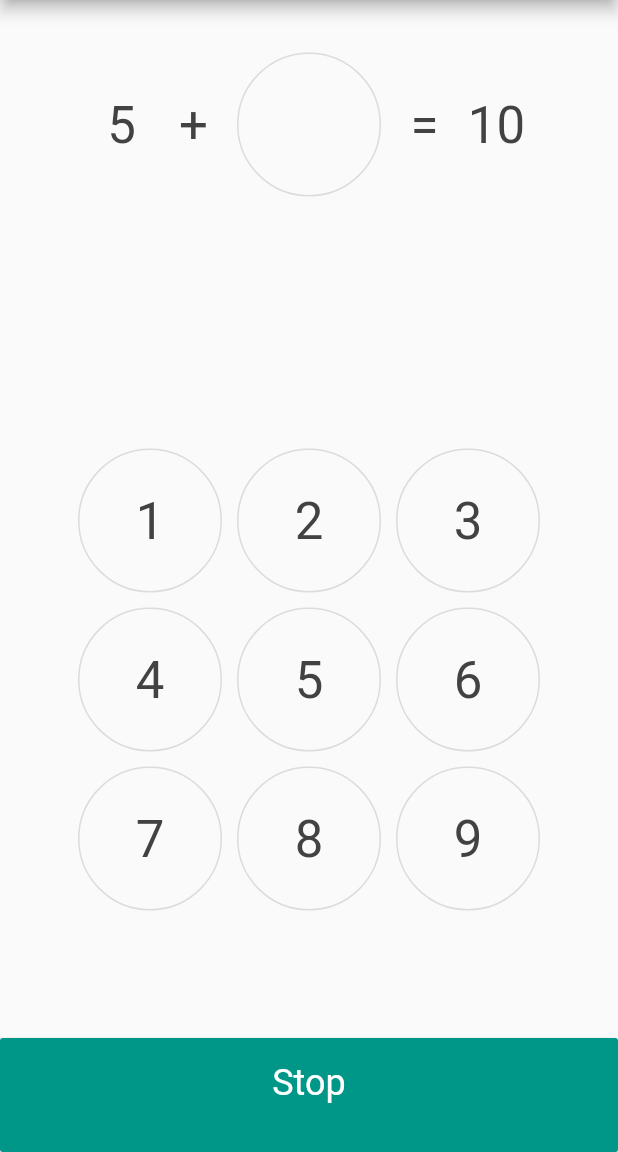
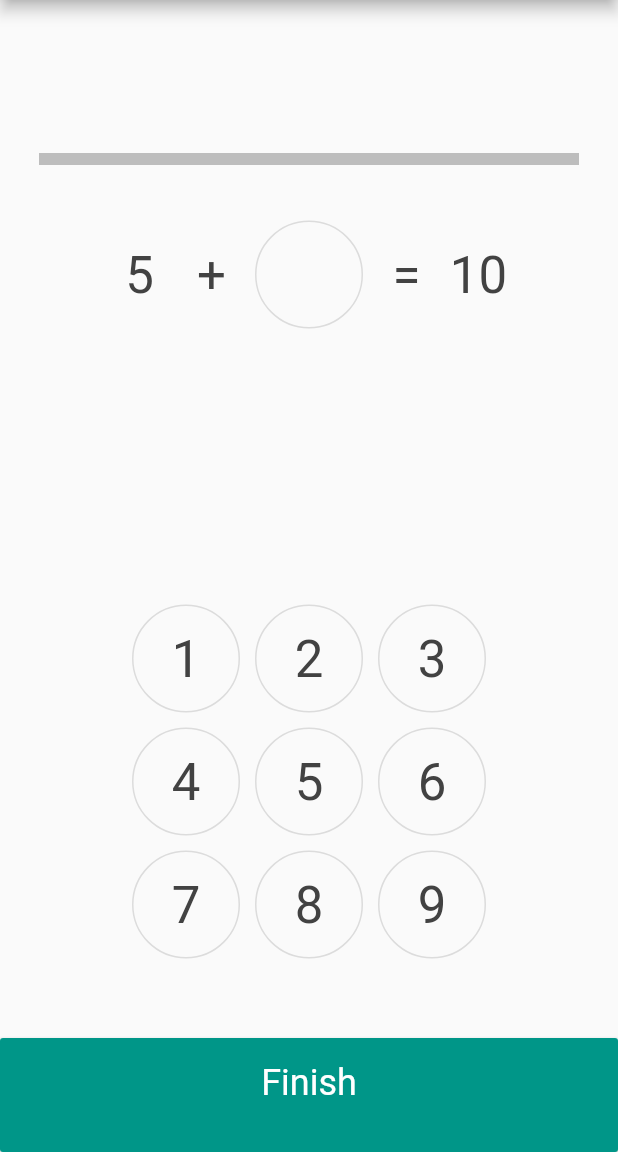
Before and after one commit to purposebakery/numberbonds, a Flutter app: the screen it shows after launch, after a tap on "Start", on a phone screen of 412 x 824 dp, the part 84-1236 px from its top. Run offline on Flutter 3.47's test engine with Material 2 defaults, Android fonts, the phone set to English and light mode, and no system bars; drawn by our look-alikes of percent_indicator; our stand-ins replace lottie, shared_preferences.

Commit message:
more storage and goal setting

```diff
--- a/lib/pages/home/HomePage.dart
+++ b/lib/pages/home/HomePage.dart
@@ -3,8 +3,11 @@ import 'package:flutter/widgets.dart';
 import 'package:numberbonds/common/BaseState.dart';
 import 'package:numberbonds/model/NumberBondStatistics.dart';
 import 'package:numberbonds/pages/numberbonds/NumberBondsPage.dart';
+import 'package:numberbonds/storage/GoalStore.dart';
 import 'package:numberbonds/storage/StatisticsStore.dart';
 import 'package:numberbonds/styleguide/buttons/SGButtonRaised.dart';
+import 'package:numberbonds/styleguide/progress/SGGoalProgress.dart';
+import 'package:numberbonds/styleguide/progress/SGRelationshipProgress.dart';
 
 class HomePage extends StatefulWidget {
   HomePage({Key? key}) : super(key: key);
@@ -34,26 +37,102 @@ class _HomePage extends BaseState<HomePage> {
         //mainAxisAlignment: MainAxisAlignment.center,
         crossAxisAlignment: CrossAxisAlignment.stretch,
         children: <Widget>[
-          SGButtonRaised(
-              text: "Start",
-              onPressed: () => {to(context, () => NumberBondsPage())}),
+          buildStartButton(),
           buildSumStatistics(context),
+          buildGoalContainer(context),
+        ]);
+  }
 
-        ]);
+  void navigateToNumberBondsPage() {
+    Navigator.push(
+      context,
+      MaterialPageRoute(builder: (context) => NumberBondsPage()),
+    ).then((value) => reload());
+  }
+
+  void reload() {
+    setState(() {});
+  }
+
+  Widget buildStartButton() {
+    return SGButtonRaised(
+        text: "Start", onPressed: () => {navigateToNumberBondsPage()});
   }
 
   Widget buildSumStatistics(BuildContext context) {
     return FutureBuilder<NumberBondStatistics>(
-      future: StatisticsStore.getSumStatistics(),
-        builder: (BuildContext context, AsyncSnapshot<NumberBondStatistics> snapshot) {
+        future: StatisticsStore.getSumStatistics(),
+        builder: (BuildContext context,
+            AsyncSnapshot<NumberBondStatistics> snapshot) {
           if (snapshot.connectionState == ConnectionState.done) {
             // YOUR CUSTOM CODE GOES HERE
-            return Text("Correct ${snapshot.data?.correct}\n${snapshot.data?.wrong}\nWrong ${snapshot.data?.wrong}\nTotal ${snapshot.data?.total}");
-
+            return SGRelationshipProgress(
+                left: snapshot.data?.correct.toDouble() ?? 0,
+                right: snapshot.data?.wrong.toDouble() ?? 0);
+            return Text(
+                "Correct ${snapshot.data?.correct}\nWrong ${snapshot.data?.wrong}\nTotal ${snapshot.data?.total}");
           } else {
             return new CircularProgressIndicator();
           }
-        }
+        });
+  }
+
+  Widget buildGoalContainer(BuildContext context) {
+    return Row(children: [
+      //buildGoal(),
+      //buildGoalSettingsButton()
+    ]);
+  }
+
+  Widget buildGoal() {
+    return FutureBuilder<double>(
+        future: GoalStore.getGoalProgressPerunus(),
+        builder: (BuildContext context, AsyncSnapshot<double> snapshot) {
+          if (snapshot.connectionState == ConnectionState.done) {
+            return SGGoalProgress(progress: snapshot.data!);
+          } else {
+            return SGGoalProgress(progress: 0);
+          }
+        });
+  }
+
+  Widget buildGoalSettingsButton() {
+    return IconButton(
+        icon: Icon(Icons.admin_panel_settings), onPressed: () => {
+        showGoalDialog()
+    });
+  }
+
+  Future<void> showGoalDialog() async {
+    return showDialog<void>(
+      context: context,
+      builder: (BuildContext context) {
+        return AlertDialog(
+          title: const Text('Goal Settings'),
+          content: SingleChildScrollView(
+            child: ListBody(
+              children: const <Widget>[
+                Text('Set your daily goal!')
+              ],
+            ),
+          ),
+          actions: <Widget>[
+            TextButton(
+              child: const Text('Reset'),
+              onPressed: () {
+                GoalStore.resetGoalProgress();
+                Navigator.of(context).pop();
+              },
+            ),
+            TextButton(
+              child: const Text('Cancel'),
+              onPressed: () {
+                Navigator.of(context).pop();
+              },
+            ),
+          ],
+        );
+      },
     );
   }
 }
--- a/lib/pages/numberbonds/NumberBondsPage.dart
+++ b/lib/pages/numberbonds/NumberBondsPage.dart
@@ -4,9 +4,11 @@ import 'package:lottie/lottie.dart';
 import 'package:numberbonds/common/BaseState.dart';
 import 'package:numberbonds/model/NumberBond.dart';
 import 'package:numberbonds/model/NumberBondResult.dart';
+import 'package:numberbonds/storage/GoalStore.dart';
 import 'package:numberbonds/storage/StatisticsStore.dart';
 import 'package:numberbonds/styleguide/constants/Sizes.dart';
 import 'package:numberbonds/styleguide/buttons/SGButtonRaised.dart';
+import 'package:numberbonds/styleguide/progress/SGGoalProgress.dart';
 import 'package:numberbonds/utils/DartUtils.dart';
 
 class NumberBondsPage extends StatefulWidget {
@@ -24,6 +26,8 @@ class _NumberBondsPageState extends BaseState<NumberBondsPage> {
   late NumberBond numberbond;
   late bool waitingForReset;
 
+  final ValueNotifier<double> goal = ValueNotifier<double>(0);
+
   _NumberBondsPageState() {
     initializeValues();
   }
@@ -32,6 +36,7 @@ class _NumberBondsPageState extends BaseState<NumberBondsPage> {
     this.secondInput = UNDEFINED;
     this.numberbond = NumberBond.base10(); // TODO generate one different that current
     this.waitingForReset = false;
+    GoalStore.getGoalProgressPerunus().then((value) => this.goal.value = value);
   }
 
   void _reset() {
@@ -56,6 +61,7 @@ class _NumberBondsPageState extends BaseState<NumberBondsPage> {
       if (this.numberbond.isSecond(secondInput)) {
         // Right Answer
         StatisticsStore.storeNumberBondResult(this.numberbond, NumberBondResult.CORRECT);
+        GoalStore.addGoalProgress();
 
         this.secondInput = secondInput;
         this.waitingForReset = true;
@@ -97,6 +103,7 @@ class _NumberBondsPageState extends BaseState<NumberBondsPage> {
             child: Column(
                 mainAxisAlignment: MainAxisAlignment.center,
                 children: <Widget>[
+              buildGoalProgress(context),
               buildEquation(context),
               buildEquationCheckResponse(),
             ])),
@@ -104,10 +111,42 @@ class _NumberBondsPageState extends BaseState<NumberBondsPage> {
     );
   }
 
+  /*
+  Widget buildGoalProgress(BuildContext context) {
+    return FutureBuilder<double>(
+        future: GoalStore.getGoalProgressPerunus(),
+        builder: (BuildContext context, AsyncSnapshot<double> snapshot) {
+          if (snapshot.connectionState == ConnectionState.done && snapshot.data != null) {
+            return Padding(
+              padding: const EdgeInsets.only(left: Sizes.SPACE1, right: Sizes.SPACE1, bottom: Sizes.SPACE2, top : Sizes.SPACE2),
+              child: SGGoalProgress(progress: snapshot.data!),
+            );
+          } else {
+            return Padding(
+              padding: const EdgeInsets.only(left: Sizes.SPACE1, right: Sizes.SPACE1, bottom: Sizes.SPACE2, top : Sizes.SPACE2),
+              child: SGGoalProgress(progress: 0),
+            );
+          }
+        }
+    );
+  }*/
+
+  Widget buildGoalProgress(BuildContext context) {
+    return ValueListenableBuilder<double>(
+        builder: (BuildContext context, double value, Widget? child) {
+          return Padding(
+            padding: const EdgeInsets.only(left: Sizes.SPACE1, right: Sizes.SPACE1, bottom: Sizes.SPACE2, top : Sizes.SPACE2),
+            child: SGGoalProgress(progress: value),
+          );
+        },
+      valueListenable: this.goal,
+    );
+  }
+
   Widget buildStopButton(BuildContext context) {
     return Padding(
-      padding: const EdgeInsets.only(top: Sizes.SPACE3),
-      child: SGButtonRaised(text: "Stop", onPressed: () => {back(context)}),
+      padding: const EdgeInsets.only(top: Sizes.SPACE1),
+      child: SGButtonRaised(text: "Finish", onPressed: () => {back(context)}),
     );
   }
 
--- /dev/null
+++ b/lib/storage/GoalStore.dart
@@ -0,0 +1,43 @@
+import 'dart:math';
+
+import 'package:shared_preferences/shared_preferences.dart';
+
+class GoalStore {
+  static const int GOAL_DEFAULT = 10;
+  static const int GOAL_PROGRESS_DEFAULT = 0;
+
+  static const String KEY_GOAL = "KEY_GOAL";
+  static const String KEY_GOAL_PROGRESS = "KEY_GOAL_PROGRESS";
+
+  static Future<void> storeGoal(int goal) async {
+    final prefs = await SharedPreferences.getInstance();
+    prefs.setInt(KEY_GOAL, goal);
+  }
+
+  static Future<int> getGoal() async {
+    final prefs = await SharedPreferences.getInstance();
+    return prefs.getInt(KEY_GOAL) ?? GOAL_DEFAULT;
+  }
+
+  static Future<void> addGoalProgress() async {
+    final prefs = await SharedPreferences.getInstance();
+    var progress = prefs.getInt(KEY_GOAL_PROGRESS) ?? GOAL_PROGRESS_DEFAULT;
+    prefs.setInt(KEY_GOAL_PROGRESS, ++progress);
+  }
+
+  static Future<void> resetGoalProgress() async {
+    final prefs = await SharedPreferences.getInstance();
+    prefs.setInt(KEY_GOAL_PROGRESS, 0);
+  }
+
+  static Future<int> getGoalProgress() async {
+    final prefs = await SharedPreferences.getInstance();
+    return prefs.getInt(KEY_GOAL_PROGRESS) ?? GOAL_PROGRESS_DEFAULT;
+  }
+
+  static Future<double> getGoalProgressPerunus() async {
+    var goal = await getGoal();
+    var goalProgress = await getGoalProgress();
+    return max(min(goalProgress.toDouble() / goal.toDouble(), 1),0);
+  }
+}
--- a/lib/styleguide/constants/Sizes.dart
+++ b/lib/styleguide/constants/Sizes.dart
@@ -1,5 +1,5 @@
 class Sizes {
-  static const double SPACE0_8 = 8;
+  static const double SPACE0_5 = 8;
   static const double SPACE1 = 16;
   static const double SPACE2 = 32;
   static const double SPACE3 = 48;
@@ -7,5 +7,5 @@ class Sizes {
 
   static const double ICON_SMALL = 24;
   static const double ICON_MEDIUM = 48;
-  static const double ICON_LARGE = 96;
+  static const double ICON_LARGE = 72;
 }
--- /dev/null
+++ b/lib/styleguide/progress/SGGoalProgress.dart
@@ -0,0 +1,20 @@
+import 'package:flutter/material.dart';
+import 'package:flutter/widgets.dart';
+import 'package:percent_indicator/linear_percent_indicator.dart';
+
+class SGGoalProgress extends StatelessWidget {
+  final double progress;
+
+  SGGoalProgress({Key? key, required this.progress}) : super(key: key);
+
+  @override
+  Widget build(BuildContext context) {
+    return new LinearPercentIndicator(
+      lineHeight: 8.0,
+      percent: progress,
+      //animation: true,
+      progressColor: Colors.teal,
+      backgroundColor: Colors.grey.shade400,
+    );
+  }
+}
--- /dev/null
+++ b/lib/styleguide/progress/SGRelationshipProgress.dart
@@ -0,0 +1,34 @@
+import 'package:flutter/material.dart';
+import 'package:flutter/widgets.dart';
+import 'package:percent_indicator/linear_percent_indicator.dart';
+
+class SGRelationshipProgress extends StatelessWidget {
+  final double left;
+  final Color leftColor;
+
+  final double right;
+  final Color rightColor;
+
+  SGRelationshipProgress(
+      {Key? key,
+      required this.left,
+      required this.right,
+      this.leftColor = Colors.green,
+      this.rightColor = Colors.red})
+      : super(key: key);
+
+  @override
+  Widget build(BuildContext context) {
+    var total = left + right;
+    var progress = left / total;
+    return new LinearPercentIndicator(
+      lineHeight: 8.0,
+      percent: progress,
+      progressColor: leftColor,
+      backgroundColor: rightColor,
+      linearStrokeCap: LinearStrokeCap.butt,
+      leading: new Text("Right"),
+      trailing: new Text("Wrong"),
+    );
+  }
+}
--- a/lib/utils/NavigationUtils.dart
+++ b/lib/utils/NavigationUtils.dart
@@ -9,6 +9,6 @@ class NavigationUtils {
   }
 
   static back(BuildContext context) {
-    Navigator.pop(context);
+    Navigator.pop(context, true);
   }
 }
--- a/pubspec.yaml
+++ b/pubspec.yaml
@@ -15,6 +15,7 @@ dependencies:
   cupertino_icons: ^1.0.2
   lottie: ^1.0.1
   shared_preferences: ^2.0.5
+  percent_indicator: ^3.0.1
 
 # dev dependencies
 dev_dependencies:
```
Also changed, not shown: pubspec.lock.
